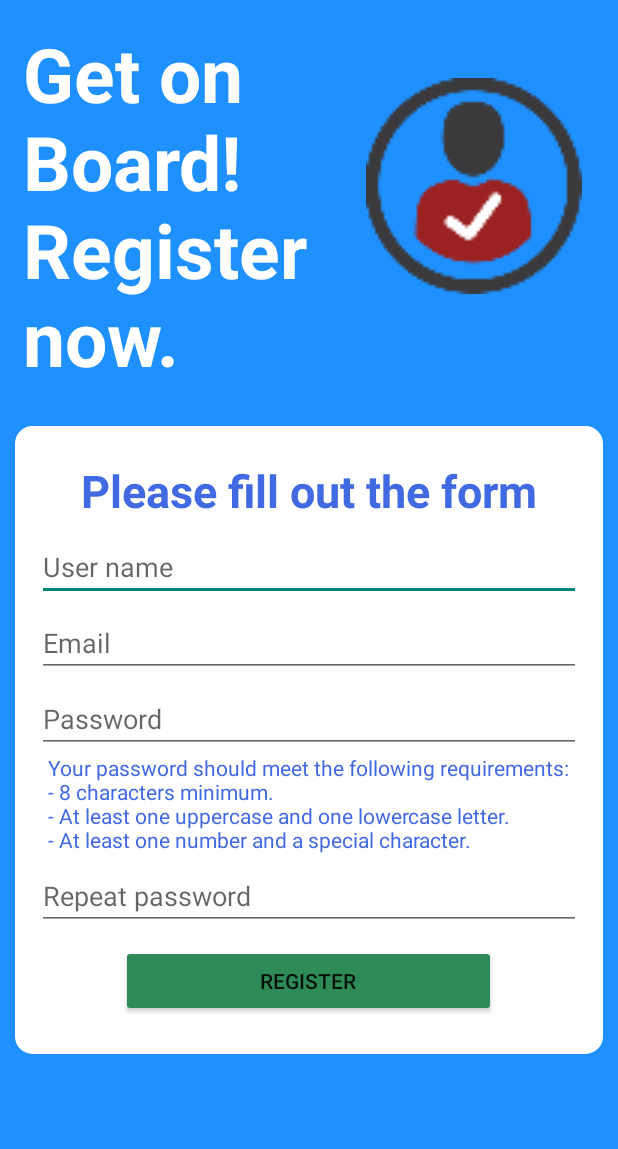
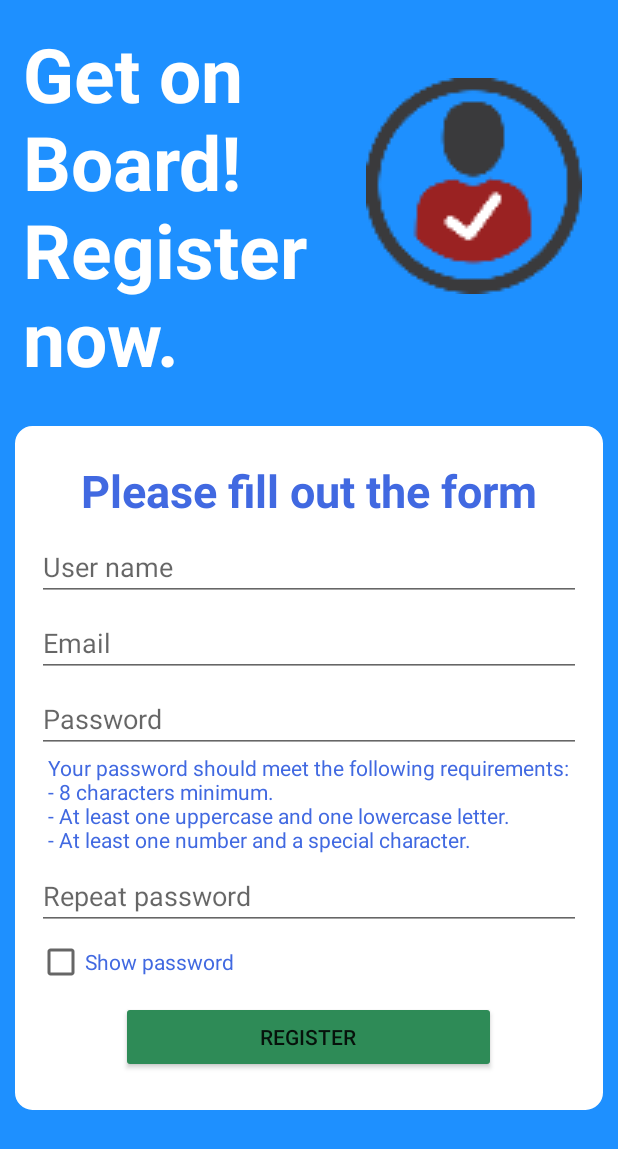
Before and after one commit to KorzenTM/android_clipaholic, an Android app: the screen it shows after launch (NavHostActivity), after a tap on "New user? Register now", on a phone screen of 412 x 824 dp. Shown: the top 1149 px of the screen. Run offline under Robolectric (Android 15) with nearby library versions, the phone set to English and light mode, and no system bars; our stand-ins replace Firebase (no records; nobody signed in at launch, a user with empty details on screens opened directly).

Commit message:
Implement auto login

```diff
--- a/app/build.gradle
+++ b/app/build.gradle
@@ -14,6 +14,7 @@ android {
         versionName "1.0"
 
         testInstrumentationRunner "androidx.test.runner.AndroidJUnitRunner"
+        vectorDrawables.useSupportLibrary = true
     }
 
     buildTypes {
--- a/app/src/main/java/pl/edu/pum/movie_downloader/database/FireBaseAuthHandler.java
+++ b/app/src/main/java/pl/edu/pum/movie_downloader/database/FireBaseAuthHandler.java
@@ -1,26 +1,10 @@
 package pl.edu.pum.movie_downloader.database;
 
-import android.util.Log;
-
-import androidx.annotation.NonNull;
-import androidx.navigation.Navigation;
-
-import com.google.android.gms.tasks.OnCompleteListener;
-import com.google.android.gms.tasks.Task;
-import com.google.firebase.auth.AuthResult;
 import com.google.firebase.auth.FirebaseAuth;
-import com.google.firebase.auth.FirebaseUser;
-
-import java.util.concurrent.SynchronousQueue;
-import java.util.concurrent.atomic.AtomicBoolean;
-
-import pl.edu.pum.movie_downloader.activities.NavHostActivity;
 
 public final class FireBaseAuthHandler
 {
-    private static final String TAG = "EmailPassword";
     private static FireBaseAuthHandler instance;
-    public static boolean isDone;
     private final FirebaseAuth mAuth;
 
     private FireBaseAuthHandler()
@@ -37,9 +21,9 @@ public final class FireBaseAuthHandler
         return instance;
     }
 
-    public static FirebaseAuth getAuthorization()
+    public FirebaseAuth getAuthorization()
     {
-        return FirebaseAuth.getInstance();
+        return mAuth;
     }
 
     public void logOutUserAccount()
--- a/app/src/main/java/pl/edu/pum/movie_downloader/fragments/LogFragment.java
+++ b/app/src/main/java/pl/edu/pum/movie_downloader/fragments/LogFragment.java
@@ -6,6 +6,7 @@ import android.content.DialogInterface;
 import android.os.Bundle;
 import android.text.Editable;
 import android.text.TextWatcher;
+import android.util.Log;
 import android.view.LayoutInflater;
 import android.view.MotionEvent;
 import android.view.View;
@@ -28,8 +29,6 @@ import com.google.firebase.auth.AuthResult;
 import com.google.firebase.auth.FirebaseAuth;
 import com.google.firebase.auth.FirebaseUser;
 
-import java.util.concurrent.atomic.AtomicBoolean;
-
 import pl.edu.pum.movie_downloader.R;
 import pl.edu.pum.movie_downloader.database.FireBaseAuthHandler;
 
@@ -42,8 +41,6 @@ public class LogFragment extends Fragment
     private ImageButton mGoogleSignImageButton;
     private ImageButton mFacebookSignImageButton;
     private ProgressBar mLoginProgressBar;
-    private final FireBaseAuthHandler fireBaseAuthHandler = FireBaseAuthHandler.getInstance();
-    private FirebaseAuth.AuthStateListener mAuthListener;
 
     @Override
     public void onCreate(@Nullable Bundle savedInstanceState)
@@ -86,7 +83,7 @@ public class LogFragment extends Fragment
                     mLogInButton.setVisibility(View.INVISIBLE);
                     mLoginProgressBar.setVisibility(View.VISIBLE);
 
-                    FirebaseAuth firebaseAuth = FireBaseAuthHandler.getAuthorization();
+                    FirebaseAuth firebaseAuth = FireBaseAuthHandler.getInstance().getAuthorization();
                     firebaseAuth.signInWithEmailAndPassword(email, password).addOnCompleteListener(new OnCompleteListener<AuthResult>()
                     {
                         @Override
@@ -94,10 +91,12 @@ public class LogFragment extends Fragment
                         {
                             if (task.isSuccessful())
                             {
+                                Log.d("User login status", "The user has logged in");
                                 Navigation.findNavController(view).navigate(R.id.action_logFragment_to_home_fragment);
                             }
                             else
                             {
+                                Log.d("User login status", "Incorrect login data");
                                 mLoginProgressBar.setVisibility(View.INVISIBLE);
                                 mLogInButton.setVisibility(View.VISIBLE);
                                 AlertDialog alertDialog = new AlertDialog.Builder(getContext()).create();
@@ -203,7 +202,18 @@ public class LogFragment extends Fragment
         });
     }
 
+    @Override
+    public void onViewCreated(@NonNull View view, @Nullable Bundle savedInstanceState)
+    {
+        super.onViewCreated(view, savedInstanceState);
 
+        FirebaseUser firebaseUser = FireBaseAuthHandler.getInstance().getAuthorization().getCurrentUser();
+
+        if (firebaseUser != null)
+        {
+            Navigation.findNavController(view).navigate(R.id.action_logFragment_to_home_fragment);
+        }
+    }
 
     @Override
     public void onResume()
--- a/app/src/main/java/pl/edu/pum/movie_downloader/fragments/RegisterFragment.java
+++ b/app/src/main/java/pl/edu/pum/movie_downloader/fragments/RegisterFragment.java
@@ -6,13 +6,18 @@ import android.content.DialogInterface;
 import android.graphics.drawable.Drawable;
 import android.os.Bundle;
 import android.text.Editable;
+import android.text.InputType;
 import android.text.TextWatcher;
+import android.text.method.HideReturnsTransformationMethod;
+import android.text.method.PasswordTransformationMethod;
 import android.util.Log;
 import android.view.LayoutInflater;
 import android.view.MotionEvent;
 import android.view.View;
 import android.view.ViewGroup;
 import android.widget.Button;
+import android.widget.CheckBox;
+import android.widget.CompoundButton;
 import android.widget.EditText;
 import android.widget.ProgressBar;
 import android.widget.RelativeLayout;
@@ -27,13 +32,13 @@ import com.google.android.gms.tasks.OnCompleteListener;
 import com.google.android.gms.tasks.Task;
 import com.google.firebase.auth.AuthResult;
 import com.google.firebase.auth.FirebaseAuth;
-import com.google.firebase.auth.FirebaseUser;
 
 import java.util.ArrayList;
 import java.util.List;
 
 import pl.edu.pum.movie_downloader.R;
 import pl.edu.pum.movie_downloader.database.FireBaseAuthHandler;
+import pl.edu.pum.movie_downloader.models.User;
 
 public class RegisterFragment extends Fragment
 {
@@ -43,7 +48,7 @@ public class RegisterFragment extends Fragment
     private EditText mRepeatedPasswordEditText;
     private Button mRegisterButton;
     private ProgressBar mRegisterProgressBar;
-    private final FireBaseAuthHandler fireBaseAuthHandler = FireBaseAuthHandler.getInstance();
+    private CheckBox mShowPasswordsCheckBox;
     private static final int PASSWORD_LENGTH = 8;
     List<EditText> mForm = new ArrayList<EditText>();
 
@@ -65,10 +70,10 @@ public class RegisterFragment extends Fragment
         mRepeatedPasswordEditText = view.findViewById(R.id.repeat_password);
         mRegisterButton = view.findViewById(R.id.register_button);
         mRegisterProgressBar = view.findViewById(R.id.wait_for_register_bar);
+        mShowPasswordsCheckBox = view.findViewById(R.id.show_passwords_checkbox);
 
         //get all EditText from register form
         RelativeLayout layout = view.findViewById(R.id.register_form_layout);
-        Drawable default_edit_text_theme;
         for (int i = 0; i < layout.getChildCount(); i++)
         {
             if (layout.getChildAt(i) instanceof EditText)
@@ -84,6 +89,7 @@ public class RegisterFragment extends Fragment
             @Override
             public void onClick(View v)
             {
+                String nickname = mNickEditView.getText().toString();
                 String email = mEmailEditText.getText().toString();
                 String password = mPasswordEditText.getText().toString();
                 String repeatedPassword = mRepeatedPasswordEditText.getText().toString();
@@ -95,18 +101,28 @@ public class RegisterFragment extends Fragment
                         setPasswordFieldState("Correct password", 0);
                         mRegisterButton.setVisibility(View.INVISIBLE);
                         mRegisterProgressBar.setVisibility(View.VISIBLE);
-                        FirebaseAuth firebaseAuth = FireBaseAuthHandler.getAuthorization();
-                        firebaseAuth.createUserWithEmailAndPassword(email, password).addOnCompleteListener(new OnCompleteListener<AuthResult>()
+
+                        User newUser = new User(nickname, email, password);
+                        FireBaseAuthHandler fireBaseAuthHandler = FireBaseAuthHandler.getInstance();
+                        FirebaseAuth firebaseAuth = fireBaseAuthHandler.getAuthorization();
+
+                        firebaseAuth.createUserWithEmailAndPassword(newUser.getUserEmail(),
+                                                                    newUser.getUserPassword()).
+                                addOnCompleteListener(new OnCompleteListener<AuthResult>()
                         {
                             @Override
                             public void onComplete(@NonNull Task<AuthResult> task)
                             {
                                 if (task.isSuccessful())
                                 {
+                                    Log.d("User register status", "New account registration successful");
+                                    Toast.makeText(getContext(), "An account has been created. Welcome!", Toast.LENGTH_LONG).show();
+                                    firebaseAuth.signOut();
                                     Navigation.findNavController(view).navigate(R.id.action_registerFragment_to_logFragment);
                                 }
                                 else
                                 {
+                                    Log.d("User register status", "New account registration unsuccessful");
                                     mRegisterButton.setVisibility(View.VISIBLE);
                                     mRegisterProgressBar.setVisibility(View.INVISIBLE);
                                     AlertDialog alertDialog = new AlertDialog.Builder(getContext(), R.drawable.rounded_corners).create();
@@ -129,11 +145,29 @@ public class RegisterFragment extends Fragment
                 }
             }
         });
+
+        mShowPasswordsCheckBox.setOnCheckedChangeListener(new CompoundButton.OnCheckedChangeListener()
+        {
+            @Override
+            public void onCheckedChanged(CompoundButton buttonView, boolean isChecked)
+            {
+                if (buttonView.isChecked())
+                {
+                    mPasswordEditText.setTransformationMethod(HideReturnsTransformationMethod.getInstance());
+                    mRepeatedPasswordEditText.setTransformationMethod(HideReturnsTransformationMethod.getInstance());
+                }
+                else
+                {
+                    mPasswordEditText.setTransformationMethod(PasswordTransformationMethod.getInstance());
+                    mRepeatedPasswordEditText.setTransformationMethod(PasswordTransformationMethod.getInstance());
+                }
+            }
+        });
         return view;
     }
 
     @SuppressLint("ClickableViewAccessibility")
-    public void addClearButton(List<EditText> form)
+    private void addClearButton(List<EditText> form)
     {
         Drawable default_edit_text_theme = mForm.get(0).getBackground(); //just handle default theme of edittext to change
         for (EditText edt: form)
--- a/app/src/main/res/layout/home_fragment.xml
+++ b/app/src/main/res/layout/home_fragment.xml
@@ -2,7 +2,8 @@
 <FrameLayout xmlns:android="http://schemas.android.com/apk/res/android"
     xmlns:tools="http://schemas.android.com/tools"
     android:layout_width="match_parent"
-    android:layout_height="match_parent">
+    android:layout_height="match_parent"
+    android:background="#1E90FF">
 
 
 
@@ -10,6 +11,9 @@
         android:id="@+id/hello_user_text_view"
         android:layout_width="match_parent"
         android:layout_height="match_parent"
+        android:textStyle="bold"
+        android:textSize="30sp"
+        android:textColor="@color/white"
         />
 
     <Button
--- a/app/src/main/res/layout/log_fragment.xml
+++ b/app/src/main/res/layout/log_fragment.xml
@@ -26,7 +26,7 @@
         android:layout_height="wrap_content"
         android:scaleX="2"
         android:scaleY="2"
-        android:src="@mipmap/login_icon_foreground"/>
+        app:srcCompat="@mipmap/login_icon_foreground"/>
 
     <RelativeLayout
         android:background="@drawable/relative_layout_rounded_background"
@@ -119,7 +119,7 @@
             android:layout_below="@id/line2"
             android:layout_marginLeft="8sp"
             android:layout_toRightOf="@id/placeholder"
-            android:src="@drawable/google_icon"
+            app:srcCompat="@drawable/google_icon"
             android:background="?android:selectableItemBackground"/>
 
         <TextView
@@ -137,7 +137,7 @@
             android:layout_marginRight="8sp"
             android:layout_width="wrap_content"
             android:layout_height="wrap_content"
-            android:src="@drawable/facebook_icon"
+            app:srcCompat="@drawable/facebook_icon"
             android:background="?android:selectableItemBackground"
             android:scaleX="1.25"
             android:scaleY="1.25"
--- a/app/src/main/res/layout/register_fragment.xml
+++ b/app/src/main/res/layout/register_fragment.xml
@@ -1,5 +1,5 @@
 <?xml version="1.0" encoding="utf-8"?>
-<RelativeLayout
+<ScrollView
     xmlns:android="http://schemas.android.com/apk/res/android"
     xmlns:app="http://schemas.android.com/apk/res-auto"
     xmlns:tools="http://schemas.android.com/tools"
@@ -7,6 +7,9 @@
     android:layout_height="match_parent"
     android:background="#1E90FF">
 
+    <RelativeLayout
+        android:layout_width="match_parent"
+        android:layout_height="wrap_content">
 
         <TextView
             android:id="@+id/hello_text_view"
@@ -25,14 +28,14 @@
             android:layout_height="wrap_content"
             android:scaleX="3"
             android:scaleY="3"
-        android:src="@drawable/register_icon"/>
+            app:srcCompat="@drawable/register_icon"/>
 
             <RelativeLayout
                 android:id="@+id/register_form_layout"
+                android:layout_below="@id/hello_text_view"
                 android:background="@drawable/relative_layout_rounded_background"
                 android:layout_width="match_parent"
                 android:layout_height="wrap_content"
-        android:layout_below="@id/hello_text_view"
                 android:layout_gravity="center_vertical"
                 android:gravity="center"
                 android:layout_margin="10sp">
@@ -90,13 +93,22 @@
                     android:inputType="textPassword"
                     android:hint="Repeat password" />
 
+                <CheckBox
+                    android:id="@+id/show_passwords_checkbox"
+                    android:layout_below="@id/repeat_password"
+                    android:layout_marginTop="5sp"
+                    android:text="Show password"
+                    android:textColor="#4169E1"
+                    android:layout_width="wrap_content"
+                    android:layout_height="wrap_content"/>
+
                 <Button
                     android:id="@+id/register_button"
                     android:width="250sp"
                     android:layout_margin="10sp"
                     android:backgroundTint="#2E8B57"
                     android:layout_centerHorizontal="true"
-            android:layout_below="@id/repeat_password"
+                    android:layout_below="@id/show_passwords_checkbox"
                     android:layout_width="wrap_content"
                     android:layout_height="wrap_content"
                     android:text="REGISTER"/>
@@ -112,4 +124,7 @@
                     android:visibility="invisible"/>
 
             </RelativeLayout>
+
+
     </RelativeLayout>
+</ScrollView>
```
Also changed, not shown: app/src/main/java/pl/edu/pum/movie_downloader/fragments/HomeFragment.java (+4 -5 lines), app/src/main/java/pl/edu/pum/movie_downloader/models/User.java (added, +66 -0 lines), app/src/main/res/drawable/ic_baseline_visibility_24.xml (added, +10 -0 lines), app/src/main/res/drawable/ic_baseline_visibility_off_24.xml (added, +10 -0 lines), app/src/main/res/drawable/password_background.xml (added, +16 -0 lines). Lines whose indentation alone changed are shown as unchanged.
